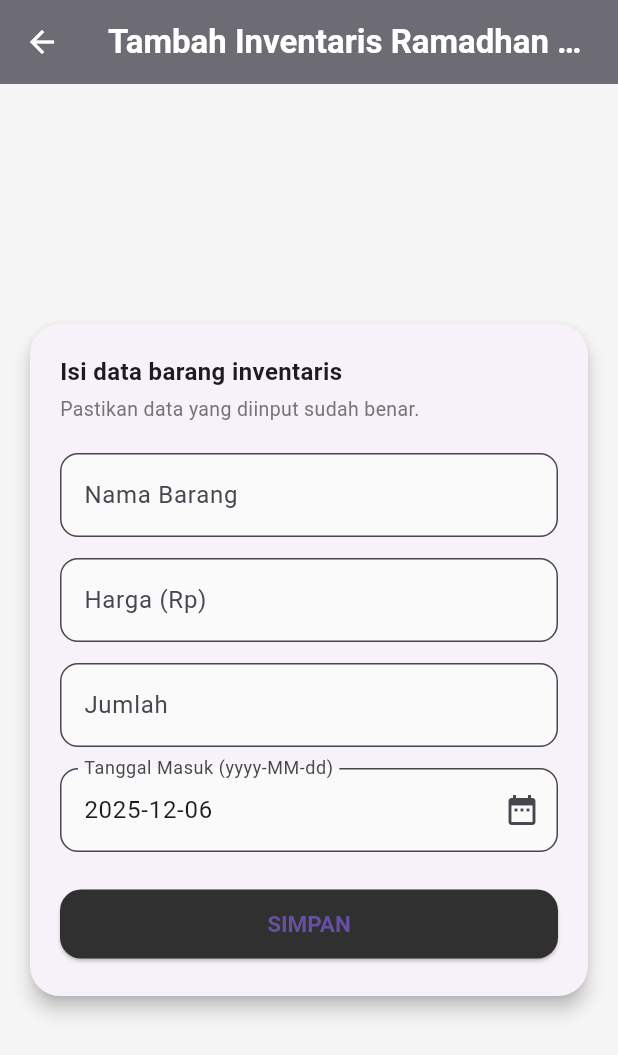
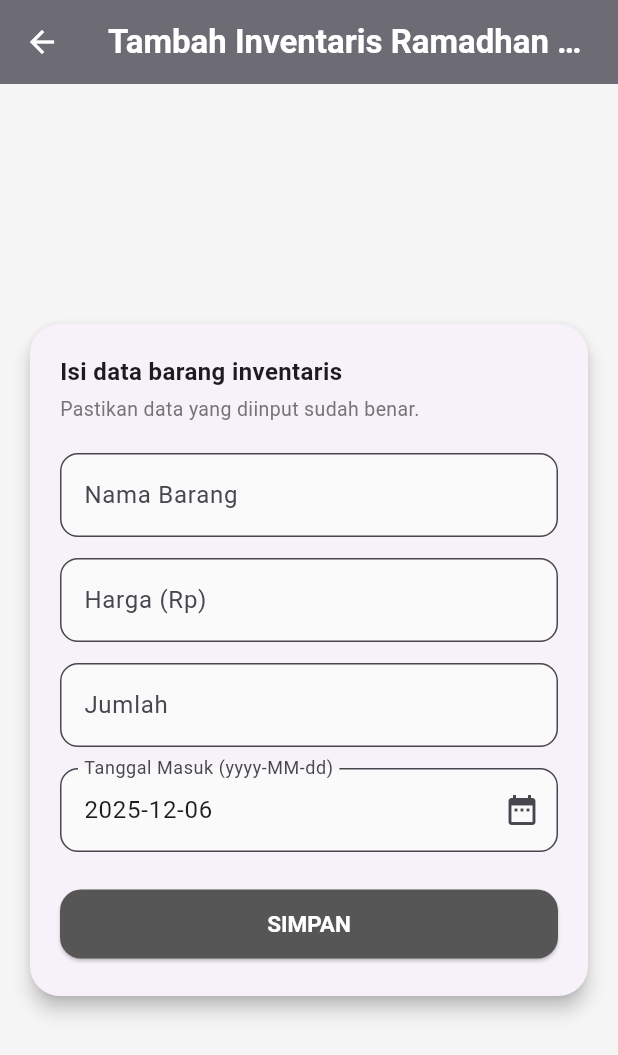
Before and after one commit to Fakhtur17/Responsi_2_Pemmobile_Flutter_H1D023010, a Flutter app: the InventoryFormPage screen opened directly, on a phone screen of 412 x 824 dp. Shown: the top 1055 px of the screen. Run offline on Flutter 3.47's test engine with Material 3 defaults, Android fonts, the phone set to English and light mode, and no system bars; our stand-ins replace shared_preferences; accounts and stored records are empty; network calls fail.

Commit message:
responsi 2

```diff
--- a/lib/pages/inventory_form_page.dart
+++ b/lib/pages/inventory_form_page.dart
@@ -195,7 +195,13 @@ class _InventoryFormPageState extends State<InventoryFormPage> {
                           child: ElevatedButton(
                             onPressed: _submit,
                             style: ElevatedButton.styleFrom(
-                              backgroundColor: Colors.grey[850],
+                              backgroundColor: const Color.fromARGB(
+                                255,
+                                87,
+                                86,
+                                86,
+                              ),
+                              foregroundColor: Colors.white,
                               padding: const EdgeInsets.symmetric(vertical: 14),
                               shape: RoundedRectangleBorder(
                                 borderRadius: BorderRadius.circular(14),
--- a/lib/pages/login_page.dart
+++ b/lib/pages/login_page.dart
@@ -93,7 +93,7 @@ class _LoginPageState extends State<LoginPage> {
                           ),
                           const SizedBox(height: 4),
                           Text(
-                            'Silakan login untuk mengelola inventaris komputer Abimart.',
+                            'Silakan login untuk mengelola inventaris komputer Ramadhan Fakhtur Rakhman.',
                             style: TextStyle(
                               fontSize: 13,
                               color: Colors.grey[600],
@@ -149,6 +149,7 @@ class _LoginPageState extends State<LoginPage> {
                               onPressed: _loading ? null : _doLogin,
                               style: ElevatedButton.styleFrom(
                                 backgroundColor: Colors.grey[850],
+                                foregroundColor: Colors.white,
                                 padding: const EdgeInsets.symmetric(
                                   vertical: 14,
                                 ),
--- a/lib/pages/register_page.dart
+++ b/lib/pages/register_page.dart
@@ -85,7 +85,7 @@ class _RegisterPageState extends State<RegisterPage> {
                           ),
                           const SizedBox(height: 4),
                           Text(
-                            'Daftar dulu untuk bisa mengelola inventaris komputer Abimart.',
+                            'Daftar dulu untuk bisa mengelola inventaris komputer Ramadhan Fakhtur Rakhman.',
                             style: TextStyle(
                               fontSize: 13,
                               color: Colors.grey[600],
@@ -162,6 +162,7 @@ class _RegisterPageState extends State<RegisterPage> {
                               onPressed: _loading ? null : _doRegister,
                               style: ElevatedButton.styleFrom(
                                 backgroundColor: Colors.grey[850],
+                                foregroundColor: Colors.white,
                                 padding: const EdgeInsets.symmetric(
                                   vertical: 14,
                                 ),
```
Also changed, not shown: lib/pages/home_page.dart (+6 -5 lines).
